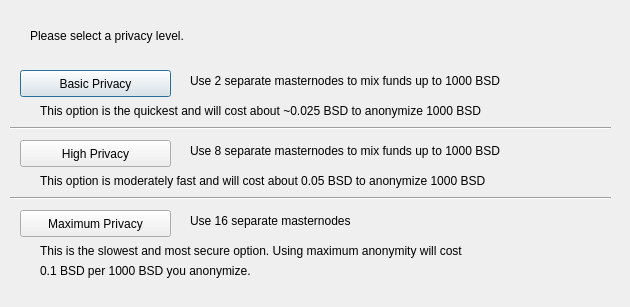
This is src/qt/forms/darksendconfig.ui in KKnight99/SKTCoin as Qt 5 draws it before an edit. The edited form follows.
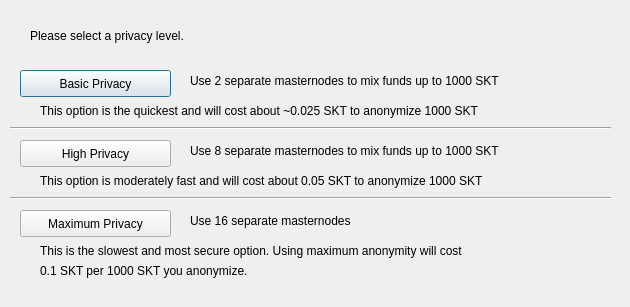
This is the edited form.

The edit to the form file:
```diff
--- a/src/qt/forms/darksendconfig.ui
+++ b/src/qt/forms/darksendconfig.ui
@@ -75,7 +75,7 @@
     </rect>
    </property>
    <property name="text">
-    <string>Use 2 separate masternodes to mix funds up to 1000 BSD</string>
+    <string>Use 2 separate masternodes to mix funds up to 1000 SKT</string>
    </property>
   </widget>
   <widget class="QLabel" name="label_3">
@@ -88,7 +88,7 @@
     </rect>
    </property>
    <property name="text">
-    <string>Use 8 separate masternodes to mix funds up to 1000 BSD</string>
+    <string>Use 8 separate masternodes to mix funds up to 1000 SKT</string>
    </property>
   </widget>
   <widget class="QLabel" name="label_4">
@@ -114,7 +114,7 @@
     </rect>
    </property>
    <property name="text">
-    <string>This option is the quickest and will cost about ~0.025 BSD to anonymize 1000 BSD</string>
+    <string>This option is the quickest and will cost about ~0.025 SKT to anonymize 1000 SKT</string>
    </property>
   </widget>
   <widget class="QLabel" name="label_7">
@@ -127,7 +127,7 @@
     </rect>
    </property>
    <property name="text">
-    <string>This option is moderately fast and will cost about 0.05 BSD to anonymize 1000 BSD</string>
+    <string>This option is moderately fast and will cost about 0.05 SKT to anonymize 1000 SKT</string>
    </property>
   </widget>
   <widget class="QLabel" name="label_8">
@@ -153,7 +153,7 @@
     </rect>
    </property>
    <property name="text">
-    <string>0.1 BSD per 1000 BSD you anonymize.</string>
+    <string>0.1 SKT per 1000 SKT you anonymize.</string>
    </property>
   </widget>
   <widget class="Line" name="line">
```
